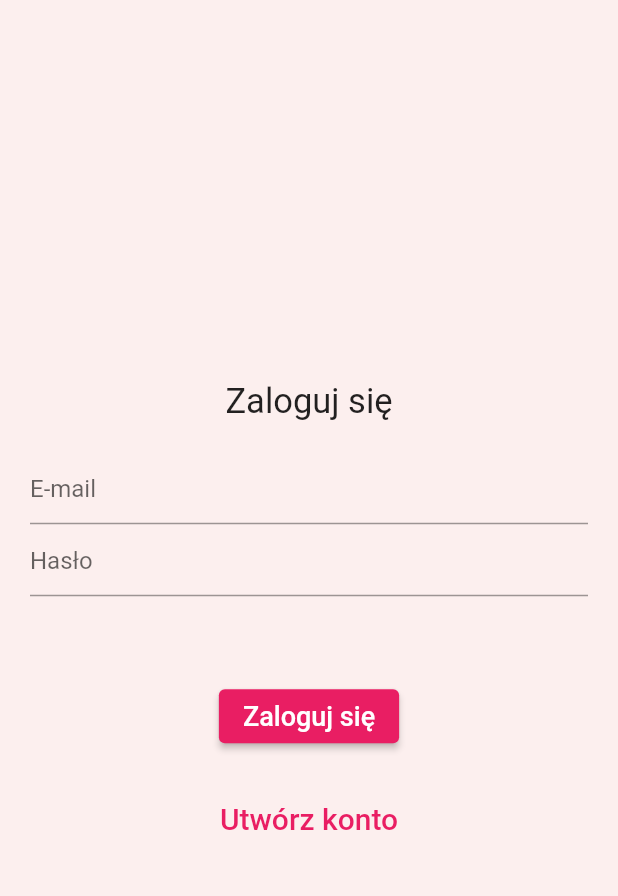
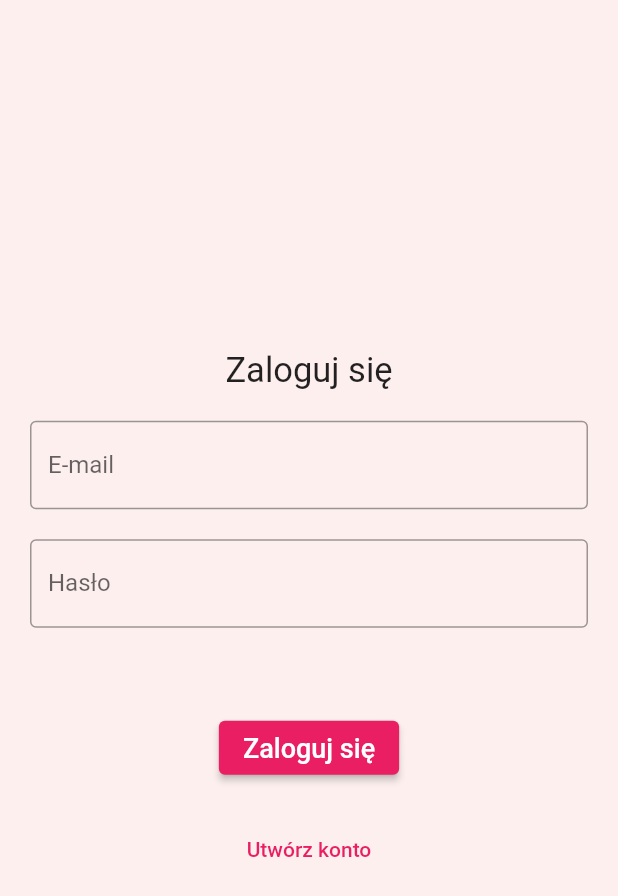
Before and after one commit to weronikakaskosz/co_jemy, a Flutter app: the screen it shows after launch, on a phone screen of 412 x 824 dp. Shown: the top 896 px of the screen. Run offline on Flutter 3.47's test engine with Material 2 defaults, Android fonts, the phone set to English and light mode, and no system bars; our stand-ins replace bloc, cloud_firestore, firebase_auth, firebase_core, flutter_bloc, google_fonts; accounts and stored records are empty; Roboto replaces fonts that are missing (Courgette).

Commit message:
Improve all TextField

```diff
--- a/lib/app/features/home/shopping_list/page/shopping_list_page_content.dart
+++ b/lib/app/features/home/shopping_list/page/shopping_list_page_content.dart
@@ -67,7 +67,7 @@ class ShoppingListPageContent extends StatelessWidget {
                   child: TextField(
                     decoration: const InputDecoration(
                       border: OutlineInputBorder(),
-                      hintText: 'Składnik',
+                      labelText: 'Składnik',
                     ),
                     controller: controller,
                   ),
--- a/lib/app/features/login/page/login_page.dart
+++ b/lib/app/features/login/page/login_page.dart
@@ -43,12 +43,21 @@ class _LoginPageState extends State<LoginPage> {
                     ),
                     TextField(
                       controller: widget.emailController,
-                      decoration: const InputDecoration(hintText: 'E-mail'),
+                      decoration: const InputDecoration(
+                        border: OutlineInputBorder(),
+                        labelText: 'E-mail',
+                      ),
+                    ),
+                    const SizedBox(
+                      height: 20,
                     ),
                     TextField(
                       controller: widget.passwordController,
                       obscureText: true,
-                      decoration: const InputDecoration(hintText: 'Hasło'),
+                      decoration: const InputDecoration(
+                        border: OutlineInputBorder(),
+                        labelText: 'Hasło',
+                      ),
                     ),
                     const SizedBox(
                       height: 20,
@@ -97,8 +106,7 @@ class _LoginPageState extends State<LoginPage> {
                             isCreatingAccount = true;
                           });
                         },
-                        child: Text('Utwórz konto',
-                            style: GoogleFonts.courgette(fontSize: 20)),
+                        child: const Text('Utwórz konto'),
                       ),
                     ],
                     if (isCreatingAccount == true) ...[
```
Also changed, not shown: lib/app/features/home/add_recipe/pages/add_cake_recipe_page_tab.dart (+10 -6 lines), lib/app/features/home/add_recipe/pages/add_dinner_recipe_page_tab.dart (+7 -5 lines).
